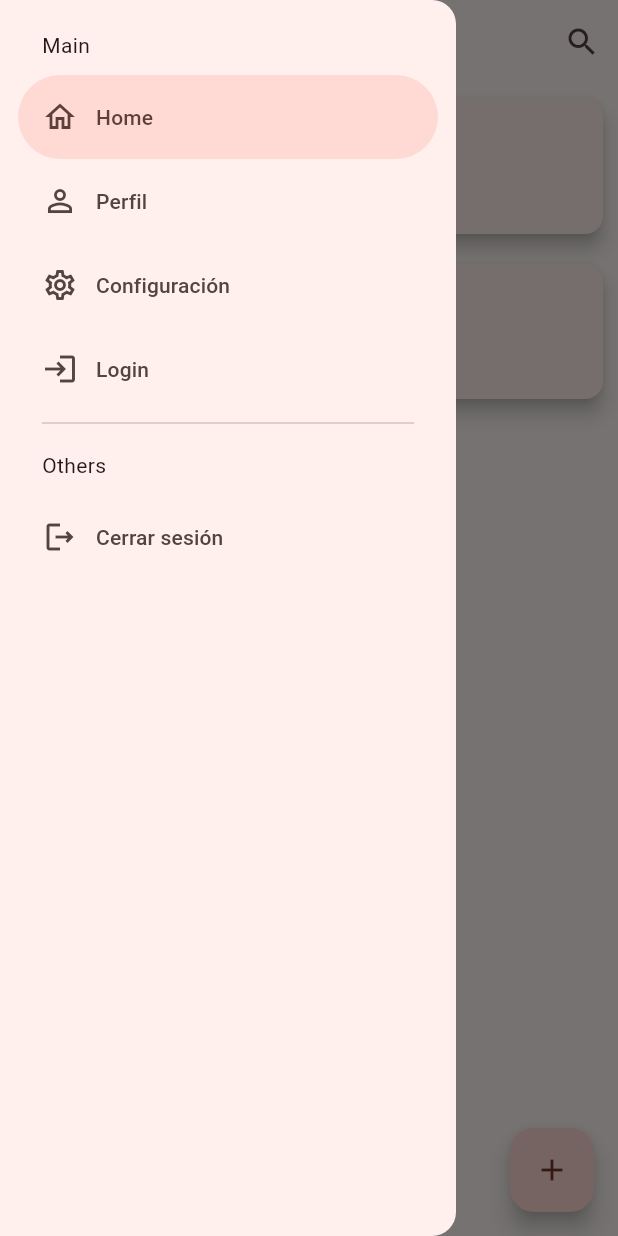
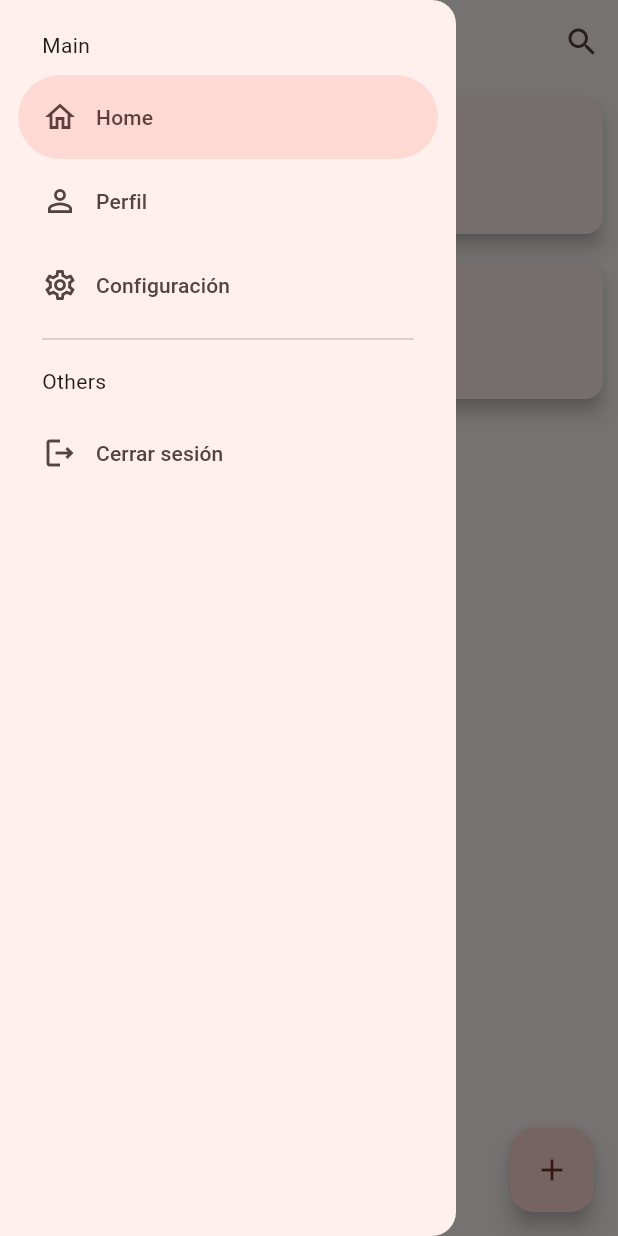
Before and after one commit to geocomchile/check_maintain_frontend, a Flutter app: the HomeScreen screen opened by its route, with the side drawer open, on a phone screen of 412 x 824 dp. Run offline on Flutter 3.47's test engine with Material 3 defaults, Android fonts, the light colour scheme and no system bars; our stand-ins replace dio, file_picker, flutter_dotenv, get, image_picker; accounts and stored records are empty.

Commit message:
Remove Login menu item and adjust side drawer length

```diff
--- a/lib/config/menu/menu_items.dart
+++ b/lib/config/menu/menu_items.dart
@@ -32,11 +32,7 @@ const appMenuItems = <MenuItem>[
     icon: Icons.settings_outlined,
     url: '/settings',
   ),
-   MenuItem(
-      title: 'Login',
-      subtitle: 'Inicio sesion',
-      icon: Icons.login,
-      url: '/login'),
+
   MenuItem(
     title: 'Cerrar sesión',
     subtitle: 'Salir',
--- a/lib/presentation/widgets/share/side_drawer.dart
+++ b/lib/presentation/widgets/share/side_drawer.dart
@@ -43,7 +43,7 @@ class _SideDrawerState extends State<SideDrawer> {
             padding: EdgeInsets.fromLTRB(28, hasNotch ? 0 : 20, 16, 10),
             child: const Text('Main'),
           ),
-          ...appMenuItems.sublist(0, 4).map((item) {
+          ...appMenuItems.sublist(0, 3).map((item) {
             return NavigationDrawerDestination(
                 icon: Icon(item.icon), label: Text(item.title));
           }),
```
